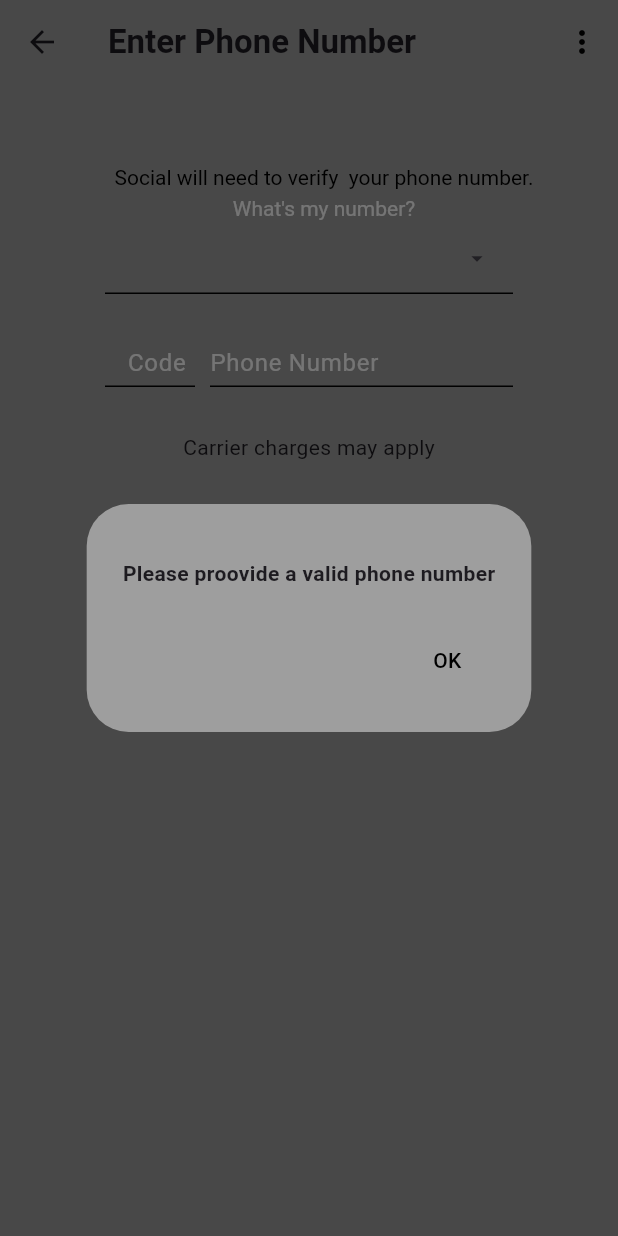
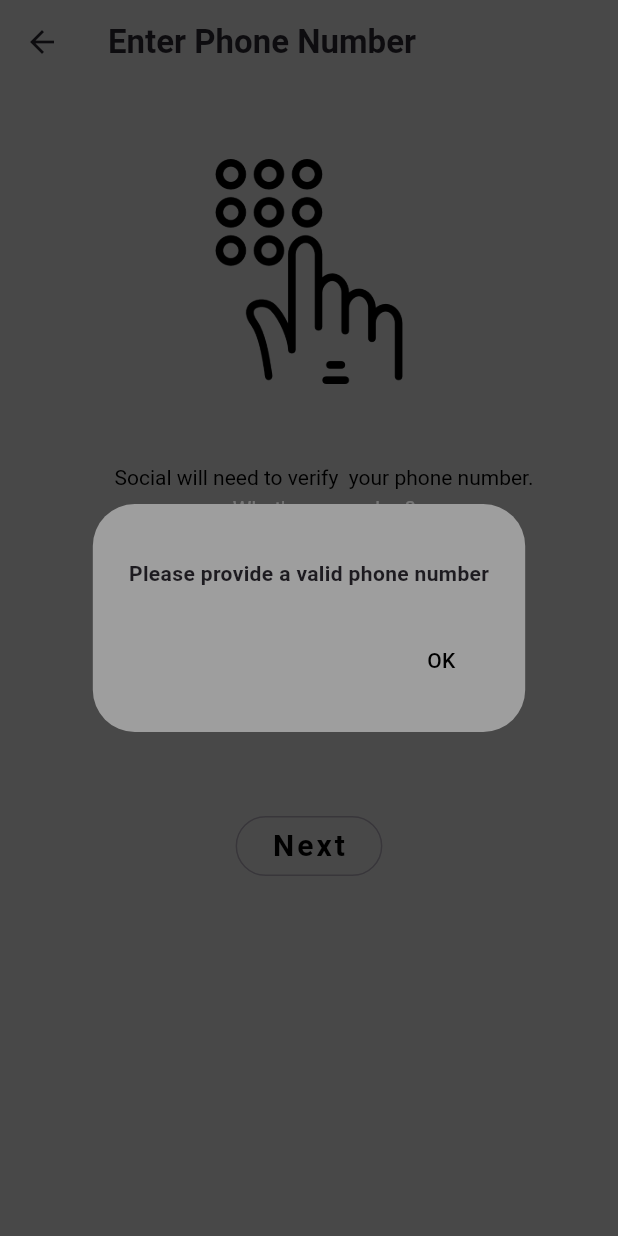
Before and after one commit to Danielogbebor/social, a Flutter app: the RegisterPage screen opened by its route, after a tap on "Next", on a phone screen of 412 x 824 dp. Run offline on Flutter 3.47's test engine with Material 2 defaults, Android fonts, the phone set to English and light mode, and no system bars; our stand-ins replace country_picker, firebase_auth, firebase_core, pinput, shared_preferences; accounts and stored records are empty.

Commit message:
SignIn with Phone Nummber

```diff
--- a/lib/individualwidgets.dart
+++ b/lib/individualwidgets.dart
@@ -1,4 +1,7 @@
+// ignore_for_file: public_member_api_docs, sort_constructors_first
 import 'package:flutter/material.dart';
+
+import 'package:social/pages/home.dart';
 import 'package:social/pages/register.dart';
 import 'package:social/pages/userinfo.dart';
 import 'package:social/pages/verification.dart';
@@ -253,10 +256,11 @@
         );
       case verificationPage:
         final Map args = settings.arguments as Map;
+
         return MaterialPageRoute(
           builder: (context) => Verification(
-            id: args["id"],
-            phoneNumber: args["phoneNumber"],
+            smsCode: args["smsCode"],
+            // phoneNumber: args["phoneNumber"],
           ),
         );
       case userInfoPage:
@@ -265,11 +269,92 @@
         );
 
       default:
-        return MaterialPageRoute(
-          builder: (context) => const Scaffold(
-            backgroundColor: Colors.amber,
-          ),
-        );
+        return MaterialPageRoute(builder: (context) => const Home());
     }
   }
 }
+// show loadingdialog
+
+showLoadingDialog({
+  required BuildContext context,
+  required String message,
+}) async {
+  return await showDialog(
+    context: context,
+    barrierDismissible: false,
+    builder: (context) {
+      return AlertDialog(
+        content: Column(
+          mainAxisSize: MainAxisSize.min,
+          children: [
+            Row(
+              children: [
+                const CircularProgressIndicator(color: Colors.greenAccent),
+                const SizedBox(width: 20),
+                Expanded(
+                  child: Text(
+                    message,
+                    style: const TextStyle(
+                      fontSize: 15,
+                      color: Colors.grey,
+                      height: 1.5,
+                    ),
+                  ),
+                ),
+              ],
+            ),
+          ],
+        ),
+      );
+    },
+  );
+}
+
+class MyButton extends StatelessWidget {
+  final Function()? onPressed;
+  String text;
+  MyButton({
+    Key? key,
+    this.onPressed,
+    required this.text,
+  }) : super(key: key);
+
+  @override
+  Widget build(BuildContext context) {
+    return OutlinedButton(
+      onPressed: onPressed,
+      child: Text(
+        text,
+        style: const TextStyle(
+            color: Colors.black,
+            fontSize: 20,
+            fontWeight: FontWeight.bold,
+            letterSpacing: 2),
+      ),
+    );
+  }
+}
+
+//custome icon
+
+// class MyIcon extends StatelessWidget {
+//   final Widget icon;
+//   final void Function()? onPressed;
+//   final Color? iconColor;
+
+//   const MyIcon({
+//     Key? key,
+//     this.onPressed,
+//     required this.icon,
+//     this.iconColor,
+//   }) : super(key: key);
+
+//   @override
+//   Widget build(BuildContext context) {
+//     return IconButton(
+//       onPressed: onPressed,
+//       icon: icon,
+//       color: iconColor,
+//     );
+//   }
+// }
--- a/lib/pages/register.dart
+++ b/lib/pages/register.dart
@@ -1,6 +1,8 @@
 // ignore_for_file: public_member_api_docs, sort_constructors_first
 import 'package:country_picker/country_picker.dart';
 import 'package:flutter/material.dart';
+import 'package:provider/provider.dart';
+import 'package:social/auth.dart';
 
 import '../individualwidgets.dart';
 
@@ -13,13 +15,13 @@
 }
 
 class _RegisterPageState extends State<RegisterPage> {
-  late TextEditingController countryNameController;
+  // late TextEditingController countryNameController;
   late TextEditingController countryCodeController;
   late TextEditingController phoneNumberController;
 
   @override
   void initState() {
-    countryNameController = TextEditingController();
+    // countryNameController = TextEditingController();
     countryCodeController = TextEditingController();
     phoneNumberController = TextEditingController();
     // TODO: implement initState
@@ -28,7 +30,7 @@
 
   @override
   void dispose() {
-    countryNameController.dispose();
+    // countryNameController.dispose();
     countryCodeController.dispose();
     phoneNumberController.dispose();
     // TODO: implement dispose
@@ -73,27 +75,36 @@
               )),
         ),
         onSelect: (Country country) {
-          countryNameController.text = country.name;
+          // countryNameController.text = country.name;
           countryCodeController.text = country.phoneCode;
         });
   }
 
-  void sendConfirmationCode() {
+  Future<void> sendConfirmationCode() async {
     final phone = phoneNumberController.text;
+    final countryCode = countryCodeController.text;
     if (phone.isEmpty) {
       return showAlertDialog(
-          context: context, message: "Please proovide a valid phone number");
+          context: context, message: "Please provide a valid phone number");
     } else if (phone.length < 9) {
       return showAlertDialog(
-          context: context, message: "Please proovide a valid phone number");
+          context: context, message: "Please provide a valid phone number");
     } else if (phone.length > 10) {
       return showAlertDialog(
-          context: context, message: "Please proovide a valid phone number");
+          context: context, message: "Please provide a valid phone number");
+    } else if (countryCode.isEmpty) {
+      return showAlertDialog(
+          context: context, message: "Please provide a valid Country Code");
+    } else {
+      final ap = Provider.of<AuthProvider>(context, listen: false);
+      String phoneNumber = phoneNumberController.text.trim();
+      ap.signInWithPhone(context, "+$countryCode$phoneNumber");
+      showLoadingDialog(
+        context: context,
+        message: "Sending a verification code to +$countryCode$phoneNumber",
+      );
     }
-
-    // final name = countryNameController.text;
-    // final code = countryCodeController.text;
-    //
+    // if (context.mounted) Navigator.pop(context);
   }
 
   @override
@@ -107,18 +118,14 @@
           "Enter Phone Number",
           style: TextStyle(fontWeight: FontWeight.bold),
         ),
-        actions: [
-          MyIcon(
-            onPressed: () {
-              print("object");
-            },
-            iconColor: Colors.black,
-            icon: const Icon(Icons.more_vert),
-          )
-        ],
       ),
       body: Column(
+        // mainAxisAlignment: MainAxisAlignment.center,
         children: [
+          const SizedBox(
+            height: 50,
+          ),
+          SizedBox(height: 150, child: Image.asset("assets/dial.png")),
           const SizedBox(
             height: 50,
           ),
@@ -138,17 +145,17 @@
                   ]),
             ),
           ),
-          Padding(
-            padding: const EdgeInsets.only(right: 70, left: 70),
-            child: MyTextfield(
-              onTap: showCountryCodePicker,
-              prefix: const Icon(Icons.language),
-              readOnly: true,
-              suffixIcon: const Icon(Icons.arrow_drop_down),
-              controller: countryNameController,
-              textAlign: TextAlign.center,
-            ),
-          ),
+          // Padding(
+          //   padding: const EdgeInsets.only(right: 70, left: 70),
+          //   child: MyTextfield(
+          //     onTap: showCountryCodePicker,
+          //     prefix: const Icon(Icons.language),
+          //     readOnly: true,
+          //     suffixIcon: const Icon(Icons.arrow_drop_down),
+          //     controller: countryNameController,
+          //     textAlign: TextAlign.center,
+          //   ),
+          // ),
           const SizedBox(
             height: 30,
           ),
@@ -184,41 +191,12 @@
           const SizedBox(height: 30),
           const Text("Carrier charges may apply"),
           const SizedBox(height: 80),
-          OutlinedButton(
+          MyButton(
             onPressed: sendConfirmationCode,
-            child: const Text(
-              "Next",
-              style: TextStyle(
-                  color: Colors.black,
-                  fontSize: 20,
-                  fontWeight: FontWeight.bold,
-                  letterSpacing: 2),
-            ),
+            text: "Next",
           ),
         ],
       ),
     );
   }
 }
-
-class MyIcon extends StatelessWidget {
-  final Widget icon;
-  final void Function()? onPressed;
-  final Color? iconColor;
-
-  const MyIcon({
-    Key? key,
-    this.onPressed,
-    required this.icon,
-    this.iconColor,
-  }) : super(key: key);
-
-  @override
-  Widget build(BuildContext context) {
-    return IconButton(
-      onPressed: onPressed,
-      icon: icon,
-      color: iconColor,
-    );
-  }
-}
--- a/pubspec.yaml
+++ b/pubspec.yaml
@@ -35,6 +35,10 @@
   country_picker: ^2.0.20
   firebase_auth: ^4.6.2
   firebase_core: ^2.13.1
+  cloud_firestore: ^4.8.0
+  provider: ^6.0.5
+  shared_preferences: ^2.1.2
+  pinput: ^2.2.31
 
 
 flutter_native_splash:
```
Also changed, not shown: lib/auth.dart (added, +52 -0 lines), lib/main.dart (+12 -2 lines), lib/pages/home.dart (added, +17 -0 lines), lib/pages/verification.dart (+40 -40 lines), lib/pages/welcome.dart (+20 -11 lines), assets/dial.png (added), pubspec.lock, 10 other files.
